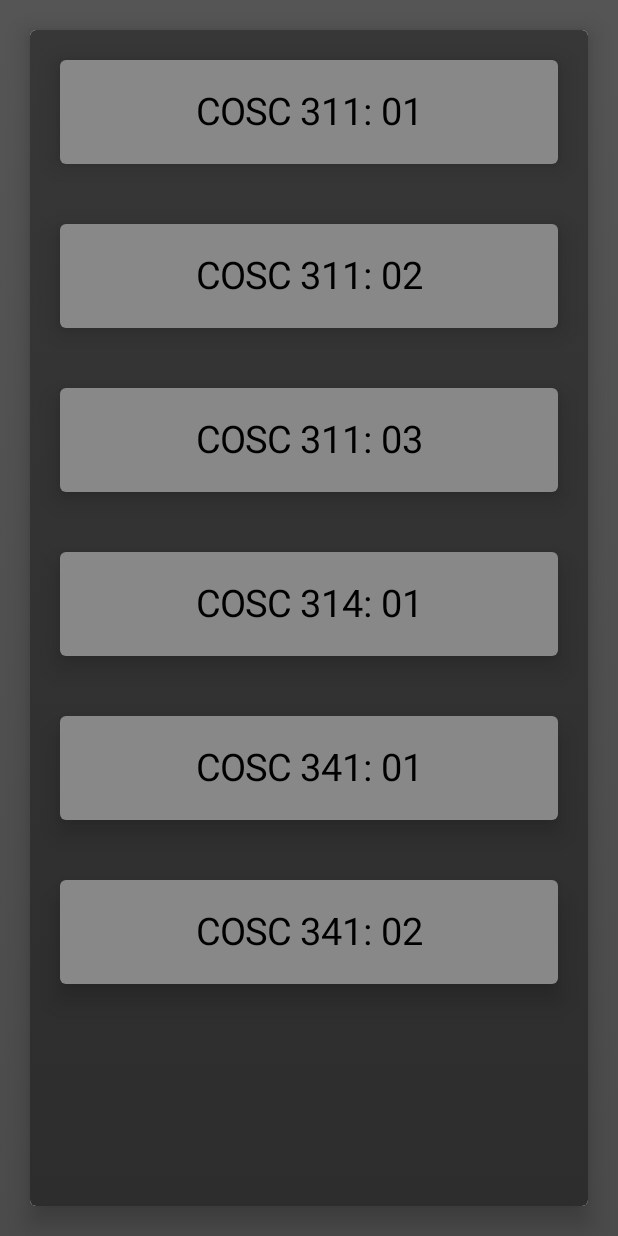
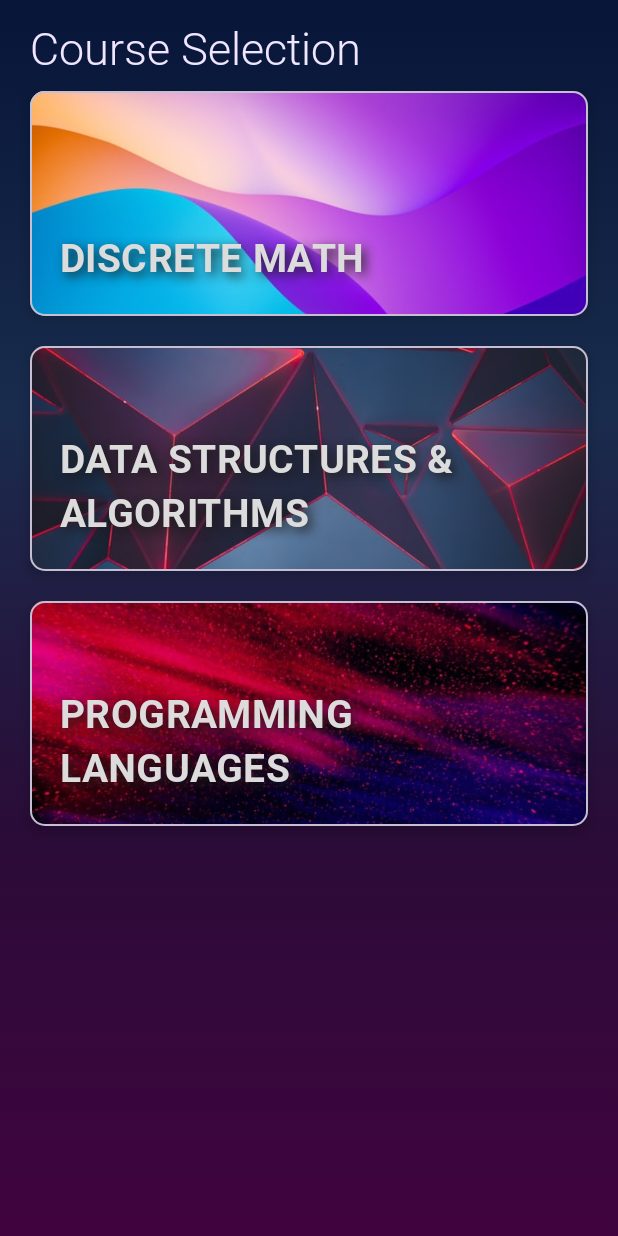
Before and after one commit to Tyler-Lopez/CS-TriviaApp, an Android app built with Jetpack Compose: the screen it shows after launch (MainActivity), on a phone screen of 412 x 824 dp. Run offline under Robolectric (Android 15) with nearby library versions, the phone set to English and light mode, and no system bars; 2 statements that could not run were skipped.

Commit message:
Substantial UI polish, improvements, addition of course selection

```diff
--- a/app/src/main/java/com/company/triviaapp/Home.kt
+++ b/app/src/main/java/com/company/triviaapp/Home.kt
@@ -1,96 +1,141 @@
 package com.company.triviaapp.ui.theme
 
-import android.provider.ContactsContract
-import androidx.compose.foundation.background
-import androidx.compose.foundation.clickable
-import androidx.compose.foundation.gestures.scrollable
+import androidx.compose.foundation.*
 import androidx.compose.foundation.layout.*
-import androidx.compose.foundation.rememberScrollState
-import androidx.compose.foundation.verticalScroll
-import androidx.compose.material.Button
-import androidx.compose.material.ButtonDefaults
+import androidx.compose.foundation.shape.RoundedCornerShape
 import androidx.compose.material.Card
+import androidx.compose.material.MaterialTheme
 import androidx.compose.material.Text
 import androidx.compose.runtime.Composable
-import androidx.compose.runtime.mutableStateOf
-import androidx.compose.runtime.remember
 import androidx.compose.ui.Alignment
 import androidx.compose.ui.Modifier
-import androidx.compose.ui.draw.shadow
+import androidx.compose.ui.geometry.Offset
 import androidx.compose.ui.graphics.Brush
 import androidx.compose.ui.graphics.Color
+import androidx.compose.ui.graphics.Shadow
+import androidx.compose.ui.layout.ContentScale
+import androidx.compose.ui.res.painterResource
+import androidx.compose.ui.text.font.Font
+import androidx.compose.ui.text.font.FontFamily
 import androidx.compose.ui.text.font.FontWeight
 import androidx.compose.ui.text.style.TextAlign
 import androidx.compose.ui.unit.dp
 import androidx.compose.ui.unit.sp
 import androidx.navigation.NavController
 import categories
-import com.company.triviaapp.FlashcardView
+import com.company.triviaapp.R
 import com.company.triviaapp.Screen
-import com.company.triviaapp.datastructures.DataStructures
-import com.company.triviaapp.discretemath.DiscreteMath
-import com.google.gson.Gson
+
 
 @Composable
 fun HomeScreen(navController: NavController) {
+
+
+    val image = arrayOf(
+        painterResource(id = R.drawable.code),
+        painterResource(id = R.drawable.code1),
+        painterResource(id = R.drawable.code2)
+    )
     Column(
         modifier = Modifier
             .fillMaxSize()
             .background(
                 Brush.verticalGradient(
-                    listOf(Color(85, 85, 85), Color(75, 75, 75))
+                    listOf(
+                        Color(7, 21, 56),
+                        Color(25, 44, 77),
+                        Color(42, 12, 56),
+                        Color(64, 3, 62),
+                    )
                 )
             ),
         horizontalAlignment = Alignment.CenterHorizontally,
         verticalArrangement = Arrangement.Center
     ) {
         // Current Quiz Status
-
-
-        Card(
-            modifier = Modifier
-                .fillMaxSize()
-                .padding(horizontal = 20.dp, vertical = 20.dp),
-            elevation = 10.dp,
-        ) {
+        Box(modifier = Modifier.padding(horizontal = 20.dp)) {
             Column(
                 //  verticalArrangement = Arrangement.Center,
                 //  horizontalAlignment = Alignment.CenterHorizontally,
                 modifier = Modifier
                     .fillMaxSize()
+                    .verticalScroll(state = rememberScrollState())
+            ) {
+                Text(text = "Course Selection",
+                color = Color(240, 230, 255),
+                fontFamily = roboto,
+                    fontSize = 30.sp,
+                fontWeight = FontWeight.Light,
+                modifier = Modifier.padding(top = 15.dp))
+                for (i in 0..categories.lastIndex step 2) {
+                    for (j in 0..1) {
+                        if (categories.lastIndex < i + j) break
+
+                        Card(
+                            shape = RoundedCornerShape(10.dp),
+                            modifier = Modifier
+                                .fillMaxWidth()
+                                .padding(vertical = 10.dp)
+                                .height(150.dp)
+                                .border(
+                                    shape = RoundedCornerShape(10.dp),
+                                    width = 1.dp,
+                                    color = Color(198, 190, 209)
+                                )
+                                .clickable {
+                                    navController.navigate(Screen.ChapterSelect.withArgs((i + j).toString()))
+                                },
+
+                            backgroundColor = Color.Gray,
+                            elevation = 5.dp,
+                        ) {
+                            Box(modifier = Modifier.fillMaxSize()) {
+                                Image(
+                                    modifier = Modifier.fillMaxSize(),
+                                    painter = image[i + j],
+                                    contentDescription = "",
+                                    contentScale = ContentScale.Crop
+                                )
+                                Box(
+                                    modifier = Modifier
+                                        .fillMaxSize()
                                         .background(
                                             Brush.verticalGradient(
-                            listOf(Color(55, 55, 55), Color(45, 45, 45))
+                                                colors = listOf(
+                                                    Color.Transparent, Color.Black,
+
+                                                    ), startY = 250f, endY = 500f
                                             )
                                         )
-                    .verticalScroll(state = rememberScrollState())
-            ) {
-                for (category in categories) {
-                    Card(
-                        modifier = Modifier
-                            .fillMaxWidth()
-                            .padding(20.dp)
-                            .clickable {
-                                navController.navigate(Screen.FlashCard.withArgs(category.key))
-                            },
-                        backgroundColor = Color.Gray,
-                        elevation = 10.dp
+                                )
+                                Column(
+                                    modifier = Modifier.fillMaxSize(),
+                                    verticalArrangement = Arrangement.Bottom,
                                 ) {
                                     Text(
-                            text = "${category.key}",
-                            textAlign = TextAlign.Center,
-                            color = Color.Black,
-                            fontSize = 25.sp,
+                                        text = "${categories[i + j].first.uppercase()}",
+                                        textAlign = TextAlign.Left,
+                                        color = Color(220, 220, 220),
+                                        fontSize = 26.sp,
+                                        fontFamily = roboto,
+                                        fontWeight = FontWeight.Bold,
+                                        style = MaterialTheme.typography.h4.copy(
+                                            shadow = Shadow(
+                                                color = Color(0.1f, 0.1f, 0.1f, 0.9f),
+                                                offset = Offset(4f, 4f),
+                                                blurRadius = 8f
+                                            )
+                                        ),
                                         modifier = Modifier.padding(20.dp)
                                     )
                                 }
                             }
 
-
                         }
-
-
+                    }
                 }
             }
 
         }
+    }
+}
--- a/app/src/main/java/com/company/triviaapp/MainActivity.kt
+++ b/app/src/main/java/com/company/triviaapp/MainActivity.kt
@@ -16,6 +16,8 @@ import androidx.compose.ui.geometry.Size
 import androidx.compose.ui.graphics.Brush
 import androidx.compose.ui.graphics.Color
 import androidx.compose.ui.graphics.drawscope.Stroke
+import androidx.compose.ui.text.font.FontFamily
+import androidx.compose.ui.text.font.FontWeight
 import androidx.compose.ui.tooling.preview.Preview
 import androidx.compose.ui.unit.dp
 import com.company.triviaapp.datastructures.DataStructures
--- a/app/src/main/java/com/company/triviaapp/QuestionBank.kt
+++ b/app/src/main/java/com/company/triviaapp/QuestionBank.kt
@@ -7,14 +7,40 @@ enum class Difficulty {
 }
 
 // Defaulted easy difficulty.
-data class QuestionWithAnswer(val question: String, val answer: String, val difficulty: Difficulty = Difficulty.Easy)
+data class QuestionWithAnswer(
+    val question: String,
+    val answer: String,
+    val difficulty: Difficulty = Difficulty.Easy
+)
 
-val categories = mapOf(
+val sections = mapOf(
     "COSC 311: 01" to DataStructures().chapterOne,
     "COSC 311: 02" to DataStructures().chapterTwo,
     "COSC 311: 03" to DataStructures().chapterThree,
-    "COSC 314: 01" to DiscreteMath().chapterOne,
+    "COSC 314: 01" to DiscreteMath().sets,
+    "COSC 314: 02" to DiscreteMath().logic,
     "COSC 341: 01" to ProgrammingLanguages().chapterOne,
     "COSC 341: 02" to ProgrammingLanguages().chapterTwo
+)
 
+val categories = listOf(
+    Pair(
+        "Discrete Math", listOf(
+            Pair("Sets", "COSC 314: 01"),
+            Pair("Logic", "COSC 314: 02")
+        )
+    ),
+    Pair(
+        "Data Structures & Algorithms", listOf(
+            Pair("Introduction", "COSC 311: 01"),
+            Pair("Searching & Algorithm Analysis", "COSC 311: 02"),
+            Pair("Recursion", "COSC 311: 03"),
+        )
+    ),
+    Pair(
+        "Programming Languages", listOf(
+            Pair("Introduction", "COSC 341: 01"),
+            Pair("Overview of Languages", "COSC 341: 02"),
+        )
+    ),
 )
--- a/app/src/main/java/com/company/triviaapp/Screen.kt
+++ b/app/src/main/java/com/company/triviaapp/Screen.kt
@@ -3,12 +3,12 @@ package com.company.triviaapp
 sealed class Screen(val route: String) {
     object MainScreen : Screen("main_screen")
     object FlashCard : Screen("flashcard")
+    object ChapterSelect : Screen("chapter_select")
 
     fun withArgs(vararg args: String): String {
         return buildString {
             append(route)
             args.forEach { arg -> append("/$arg")}
-
         }
     }
 }
--- a/app/src/main/java/com/company/triviaapp/discretemath/DiscreteMath.kt
+++ b/app/src/main/java/com/company/triviaapp/discretemath/DiscreteMath.kt
@@ -1,7 +1,7 @@
 package com.company.triviaapp.discretemath
 
 class DiscreteMath {
-    val chapterOne = listOf(
+    val sets = listOf(
         Pair(
             "What is a Set?", """
         • A collection of objects
@@ -410,5 +410,102 @@ class DiscreteMath {
         • 1, 3 are in set B
     """.trimIndent()
         ),
+        Pair(
+            "Write { 1, 8, 27, 64, 125, ... } in set builder notation", """
+        • A = { x³ | x ∈ Z⁺ }
+
+        • x cubed such that x is an element of all positive integers
+    """.trimIndent()
+        ),
+        Pair(
+            "Write { 0, 3, 6, 9, 12, ..., 300 } in set builder notation", """
+        • A = { 3x | 0 ≤ x ≤ 100 }
+
+        • 3x such that x is greater than or equal to 0 and less than or equal to 100
+    """.trimIndent()
+        ),
+        Pair(
+            "Write { 4, 7, 10, 13, 16, ... } in set builder notation", """
+        • A = { 4 + 3x | x ∈ N }
+
+        • 3x such that x is greater than or equal to 0 and less than or equal to 100
+    """.trimIndent()
+        ),
+        Pair(
+            "Write { (1, 1), (2, 2), (3, 3), (4, 4) ... } in set builder notation", """
+        • A = { (x, x) | x ∈ Z⁺ }
+
+        • Ordered pair of (x, x) such that x is an element of the set of positive integers
+    """.trimIndent()
+        ),
+        Pair(
+            "Describe (A ∪ B) ∩ C as a Ven diagram", """
+        • 3 circles inside of a rectangle box
+
+        • Anywhere in which A and B overlap into C is shaded as that is the union of A and B and where it overlaps with C is the intersection
+    """.trimIndent()
+        ),
+        Pair(
+            "Describe (A - B) - C as a Ven diagram", """
+        • 3 circles inside of a rectangle box
+
+        • Only the area where A is not overlapped by B or C is shaded
+    """.trimIndent()
+        ),
+    )
+
+    val logic = listOf(
+        Pair("What does ∧ mean?",
+        """
+           • Logical AND
+
+           • Conjunction
+        """.trimIndent()),
+        Pair("What does ∨ mean?",
+            """
+           • Logical OR
+
+           • Inclusive
+
+           • Disjunction
+        """.trimIndent()),
+        Pair("What does ¬ mean?",
+            """
+           • Logical negation
+        """.trimIndent()),
+        Pair("Describe how to create a truth table for (A ∨ B) ∧ B",
+            """
+           • Create four columns: A, B, A ∨ B, (A ∨ B) ∧ B
+
+           • Create four rows of all possibilities of when A and B can be true or false
+
+           • Evaluate (A ∨ B) then evaluate that by ∧ B
+        """.trimIndent()),
+        Pair("What does ~ mean?",
+            """
+           • Not
+
+           • Example: If A = T, ~A = F
+        """.trimIndent()),
+        Pair("What does it mean if two statements have the same truth table?",
+            """
+           • They are logically equivalent
+        """.trimIndent()),
+        Pair("What does A ⇒ B mean?",
+            """
+           • If A then B
+
+           • Returns true or false by asserting when A is true, B should also be true
+
+           • If A is false, returns true anyway because of the implication
+        """.trimIndent()),
+        Pair("What does A ⇔ B mean?",
+            """
+           • If A then B AND if B then A
+
+           • Returns true or false, true means A and B are logically equivalent
+
+           • A if and only if B
+        """.trimIndent()),
     )
 }
--- a/app/src/main/java/com/company/triviaapp/ui/theme/Type.kt
+++ b/app/src/main/java/com/company/triviaapp/ui/theme/Type.kt
@@ -1,10 +1,21 @@
 package com.company.triviaapp.ui.theme
 
+import androidx.compose.ui.text.font.Font
 import androidx.compose.material.Typography
 import androidx.compose.ui.text.TextStyle
 import androidx.compose.ui.text.font.FontFamily
 import androidx.compose.ui.text.font.FontWeight
 import androidx.compose.ui.unit.sp
+import com.company.triviaapp.R
+
+val roboto = FontFamily(
+    Font(R.font.roboto_regular, FontWeight.Normal),
+    Font(R.font.roboto_black, FontWeight.Black),
+    Font(R.font.roboto_light, FontWeight.Light),
+    Font(R.font.roboto_bold, FontWeight.Bold),
+    Font(R.font.roboto_thin, FontWeight.Thin),
+    Font(R.font.roboto_medium, FontWeight.Medium)
+)
 
 // Set of Material typography styles to start with
 val Typography = Typography(
```
Also changed, not shown: app/src/main/java/com/company/triviaapp/ChapterView.kt (added, +124 -0 lines), app/src/main/java/com/company/triviaapp/Flashcard.kt (+95 -51 lines), app/src/main/java/com/company/triviaapp/Navigation.kt (+11 -0 lines), app/src/main/res/drawable/code.jpg (added), app/src/main/res/drawable/code1.jpg (added), app/src/main/res/drawable/code2.jpg (added), app/src/main/res/drawable/redbg.jpg (added), app/src/main/res/font/roboto_black.ttf (added), app/src/main/res/font/roboto_bold.ttf (added), app/src/main/res/font/roboto_light.ttf (added), app/src/main/res/font/roboto_medium.ttf (added), app/src/main/res/font/roboto_regular.ttf (added), app/src/main/res/font/roboto_thin.ttf (added). Lines whose indentation alone changed are shown as unchanged.
